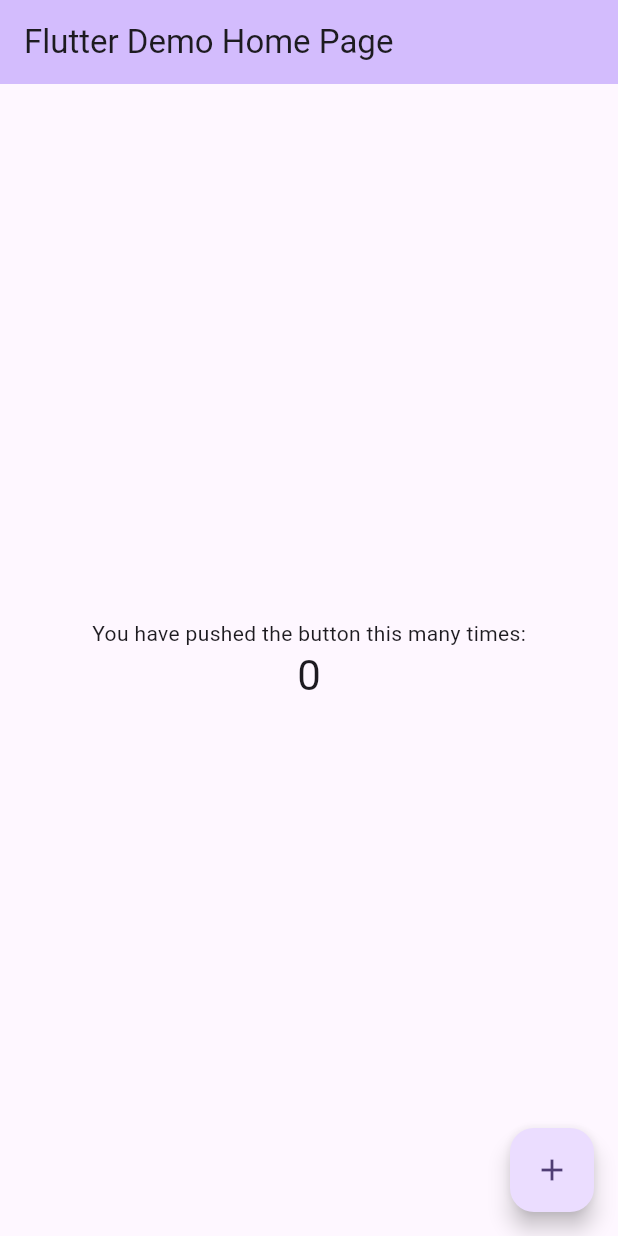
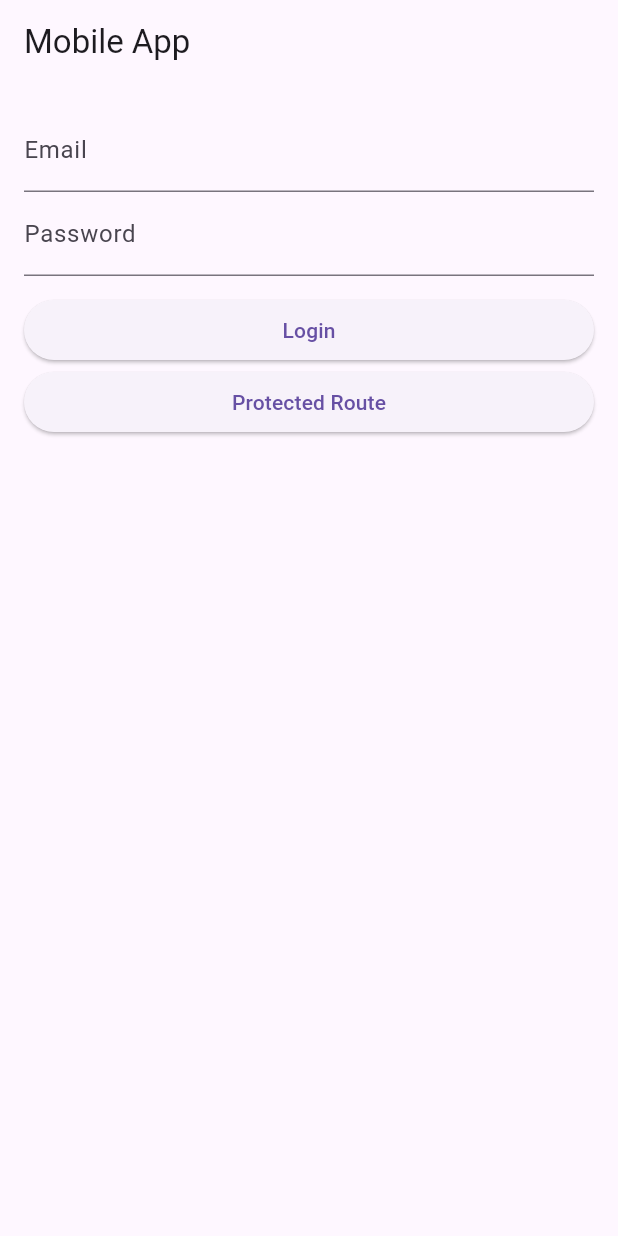
Before and after one commit to eshanhasitha/LankaServe, a Flutter app: the screen it shows after launch, on a phone screen of 412 x 824 dp. Run offline on Flutter 3.47's test engine with Material 3 defaults, Android fonts, the phone set to English and light mode, and no system bars; our stand-ins replace firebase_auth, firebase_core; accounts and stored records are empty.

Commit message:
add firebase to flutter, implemented login

```diff
--- a/mobile/lib/main.dart
+++ b/mobile/lib/main.dart
@@ -1,121 +1,216 @@
+import 'dart:convert';
 import 'package:flutter/material.dart';
+import 'package:flutter/foundation.dart';
+import 'package:firebase_core/firebase_core.dart';
+import 'package:firebase_auth/firebase_auth.dart';
+import 'package:http/http.dart' as http;
 
 void main() {
+  WidgetsFlutterBinding.ensureInitialized();
   runApp(const MyApp());
 }
 
-class MyApp extends StatelessWidget {
+class MyApp extends StatefulWidget {
   const MyApp({super.key});
 
-  // This widget is the root of your application.
+  @override
+  State<MyApp> createState() => _MyAppState();
+}
+
+class _MyAppState extends State<MyApp> {
+  late final Future<FirebaseApp> _firebaseInit;
+
+  @override
+  void initState() {
+    super.initState();
+    _firebaseInit = Firebase.initializeApp(options: _firebaseOptions);
+  }
+
+  FirebaseOptions get _firebaseOptions {
+    if (kIsWeb) {
+      return const FirebaseOptions(
+        apiKey: 'AIzaSyCBrRVLE6PRqxLvmt2-0_zEe9uNvRzvG3o',
+        appId: '1:759974294598:web:c666216e18e9e6f9164647',
+        messagingSenderId: '759974294598',
+        projectId: 'lankaserve-e327a',
+        authDomain: 'lankaserve-e327a.firebaseapp.com',
+      );
+    }
+
+    // Android is the active mobile target in this workspace.
+    return const FirebaseOptions(
+      apiKey: 'AIzaSyCBrRVLE6PRqxLvmt2-0_zEe9uNvRzvG3o',
+      appId: '1:759974294598:web:c666216e18e9e6f9164647',
+      messagingSenderId: '759974294598',
+      projectId: 'lankaserve-e327a',
+      storageBucket: 'lankaserve-e327a.appspot.com',
+    );
+  }
+
   @override
   Widget build(BuildContext context) {
     return MaterialApp(
-      title: 'Flutter Demo',
-      theme: ThemeData(
-        // This is the theme of your application.
-        //
-        // TRY THIS: Try running your application with "flutter run". You'll see
-        // the application has a purple toolbar. Then, without quitting the app,
-        // try changing the seedColor in the colorScheme below to Colors.green
-        // and then invoke "hot reload" (save your changes or press the "hot
-        // reload" button in a Flutter-supported IDE, or press "r" if you used
-        // the command line to start the app).
-        //
-        // Notice that the counter didn't reset back to zero; the application
-        // state is not lost during the reload. To reset the state, use hot
-        // restart instead.
-        //
-        // This works for code too, not just values: Most code changes can be
-        // tested with just a hot reload.
-        colorScheme: .fromSeed(seedColor: Colors.deepPurple),
+      home: FutureBuilder<FirebaseApp>(
+        future: _firebaseInit,
+        builder: (context, snapshot) {
+          if (snapshot.connectionState != ConnectionState.done) {
+            return const _StatusScreen(
+              title: 'Starting App',
+              message: 'Initializing services...',
+            );
+          }
+
+          if (snapshot.hasError) {
+            return LoginPage(
+              firebaseEnabled: false,
+              initError:
+                  'Firebase initialization failed. Add Firebase config files '
+                  'for Android/iOS and try again.\n\n${snapshot.error}',
+            );
+          }
+
+          return const LoginPage(firebaseEnabled: true);
+        },
       ),
-      home: const MyHomePage(title: 'Flutter Demo Home Page'),
     );
   }
 }
 
-class MyHomePage extends StatefulWidget {
-  const MyHomePage({super.key, required this.title});
+class _StatusScreen extends StatelessWidget {
+  final String title;
+  final String message;
 
-  // This widget is the home page of your application. It is stateful, meaning
-  // that it has a State object (defined below) that contains fields that affect
-  // how it looks.
-
-  // This class is the configuration for the state. It holds the values (in this
-  // case the title) provided by the parent (in this case the App widget) and
-  // used by the build method of the State. Fields in a Widget subclass are
-  // always marked "final".
-
-  final String title;
+  const _StatusScreen({required this.title, required this.message});
 
   @override
-  State<MyHomePage> createState() => _MyHomePageState();
+  Widget build(BuildContext context) {
+    return Scaffold(
+      appBar: AppBar(title: const Text('Mobile App')),
+      body: Center(
+        child: Padding(
+          padding: const EdgeInsets.all(24),
+          child: Column(
+            mainAxisSize: MainAxisSize.min,
+            children: [
+              Text(title, style: Theme.of(context).textTheme.titleLarge),
+              const SizedBox(height: 12),
+              Text(message, textAlign: TextAlign.center),
+            ],
+          ),
+        ),
+      ),
+    );
+  }
 }
 
-class _MyHomePageState extends State<MyHomePage> {
-  int _counter = 0;
+class LoginPage extends StatefulWidget {
+  final bool firebaseEnabled;
+  final String? initError;
 
-  void _incrementCounter() {
+  const LoginPage({super.key, required this.firebaseEnabled, this.initError});
+
+  @override
+  State<LoginPage> createState() => _LoginPageState();
+}
+
+class _LoginPageState extends State<LoginPage> {
+  final email = TextEditingController();
+  final password = TextEditingController();
+  String result = "";
+
+  Future<void> login() async {
+    if (!widget.firebaseEnabled) {
       setState(() {
-      // This call to setState tells the Flutter framework that something has
-      // changed in this State, which causes it to rerun the build method below
-      // so that the display can reflect the updated values. If we changed
-      // _counter without calling setState(), then the build method would not be
-      // called again, and so nothing would appear to happen.
-      _counter++;
+        result =
+            'Firebase is not configured for this build yet. Configure Android '
+            'Firebase files first.';
       });
+      return;
+    }
+
+    try {
+      await FirebaseAuth.instance.signInWithEmailAndPassword(
+        email: email.text.trim(),
+        password: password.text.trim(),
+      );
+      setState(() => result = 'Login success');
+    } catch (e) {
+      setState(() => result = 'Login failed: $e');
+    }
+  }
+
+  Future<void> protectedCall() async {
+    if (!widget.firebaseEnabled) {
+      setState(() {
+        result =
+            'Protected route requires Firebase login. Configure Firebase first.';
+      });
+      return;
+    }
+
+    try {
+      final user = FirebaseAuth.instance.currentUser;
+      if (user == null) {
+        setState(() => result = 'Please log in first.');
+        return;
+      }
+
+      final token = await user.getIdToken();
+      final res = await http.get(
+        Uri.parse('http://10.0.2.2:5000/api/users/me'),
+        headers: {'Authorization': 'Bearer $token'},
+      );
+      setState(() => result = jsonEncode(jsonDecode(res.body)));
+    } catch (e) {
+      setState(() => result = 'Request failed: $e');
+    }
   }
 
   @override
   Widget build(BuildContext context) {
-    // This method is rerun every time setState is called, for instance as done
-    // by the _incrementCounter method above.
-    //
-    // The Flutter framework has been optimized to make rerunning build methods
-    // fast, so that you can just rebuild anything that needs updating rather
-    // than having to individually change instances of widgets.
     return Scaffold(
-      appBar: AppBar(
-        // TRY THIS: Try changing the color here to a specific color (to
-        // Colors.amber, perhaps?) and trigger a hot reload to see the AppBar
-        // change color while the other colors stay the same.
-        backgroundColor: Theme.of(context).colorScheme.inversePrimary,
-        // Here we take the value from the MyHomePage object that was created by
-        // the App.build method, and use it to set our appbar title.
-        title: Text(widget.title),
+      appBar: AppBar(title: const Text("Mobile App")),
+      body: Padding(
+        padding: const EdgeInsets.all(16),
+        child: SingleChildScrollView(
+          child: Column(
+            crossAxisAlignment: CrossAxisAlignment.stretch,
+            children: [
+              if (!widget.firebaseEnabled) ...[
+                Text(
+                  'Limited mode: Firebase is not configured on this device.',
+                  style: TextStyle(color: Theme.of(context).colorScheme.error),
                 ),
-      body: Center(
-        // Center is a layout widget. It takes a single child and positions it
-        // in the middle of the parent.
-        child: Column(
-          // Column is also a layout widget. It takes a list of children and
-          // arranges them vertically. By default, it sizes itself to fit its
-          // children horizontally, and tries to be as tall as its parent.
-          //
-          // Column has various properties to control how it sizes itself and
-          // how it positions its children. Here we use mainAxisAlignment to
-          // center the children vertically; the main axis here is the vertical
-          // axis because Columns are vertical (the cross axis would be
-          // horizontal).
-          //
-          // TRY THIS: Invoke "debug painting" (choose the "Toggle Debug Paint"
-          // action in the IDE, or press "p" in the console), to see the
-          // wireframe for each widget.
-          mainAxisAlignment: .center,
-          children: [
-            const Text('You have pushed the button this many times:'),
+                const SizedBox(height: 8),
+                if (widget.initError != null)
                   Text(
-              '$_counter',
-              style: Theme.of(context).textTheme.headlineMedium,
+                    widget.initError!,
+                    style: const TextStyle(fontSize: 12),
+                    maxLines: 8,
+                    overflow: TextOverflow.ellipsis,
                   ),
+                const SizedBox(height: 12),
+              ],
+              TextField(
+                controller: email,
+                decoration: const InputDecoration(labelText: 'Email'),
+              ),
+              TextField(
+                controller: password,
+                decoration: const InputDecoration(labelText: 'Password'),
+                obscureText: true,
+              ),
+              const SizedBox(height: 12),
+              ElevatedButton(onPressed: login, child: const Text('Login')),
+              ElevatedButton(
+                onPressed: protectedCall,
+                child: const Text('Protected Route'),
+              ),
+              const SizedBox(height: 12),
+              Text(result),
             ],
           ),
         ),
-      floatingActionButton: FloatingActionButton(
-        onPressed: _incrementCounter,
-        tooltip: 'Increment',
-        child: const Icon(Icons.add),
       ),
     );
   }
--- a/mobile/pubspec.yaml
+++ b/mobile/pubspec.yaml
@@ -34,6 +34,9 @@ dependencies:
   # The following adds the Cupertino Icons font to your application.
   # Use with the CupertinoIcons class for iOS style icons.
   cupertino_icons: ^1.0.8
+  firebase_core: ^4.5.0
+  firebase_auth: ^6.2.0
+  http: ^1.6.0
 
 dev_dependencies:
   flutter_test:
```
Also changed, not shown: mobile/pubspec.lock, 3 other files. Lines whose indentation alone changed are shown as unchanged.
